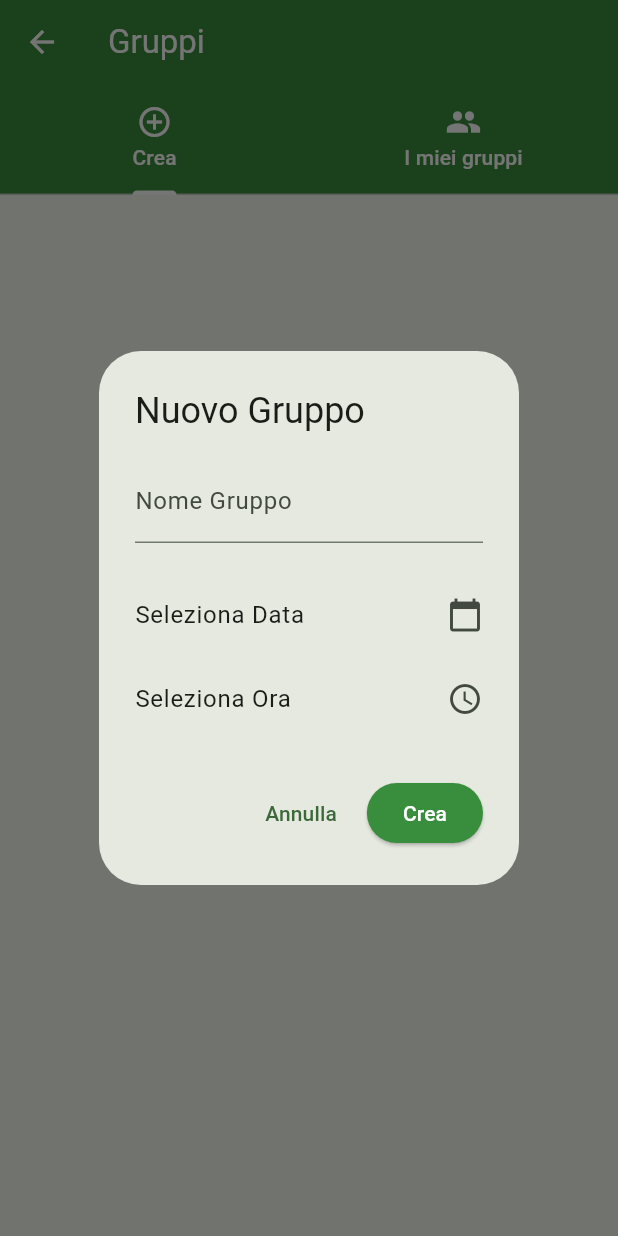
After one commit to fraper02/CityClean, a Flutter app: the GroupScreen screen opened directly, after a tap on "Crea un gruppo", on a phone screen of 412 x 824 dp. The commit adds this screen. Run offline on Flutter 3.47's test engine with Material 3 defaults, Android fonts, the phone set to English and light mode, and no system bars; our stand-ins replace flutter_dotenv, flutter_map, flutter_secure_storage, geolocator, image_picker, latlong2 and 1 more; missing offline and left inert: mobile_scanner; accounts and stored records are empty; Roboto replaces fonts that are missing (Poppins); statements that could not run were skipped.

Commit message:
Creazione pagina gruppi e gestione membri

```diff
--- a/lib/screens/create_event_screen.dart
+++ b/lib/screens/create_event_screen.dart
@@ -7,8 +7,9 @@ import 'package:cityclean/screens/location_picker_screen.dart';
 
 class CreateEventScreen extends StatefulWidget {
   final String userId;
+  final String? groupName;
 
-  const CreateEventScreen({super.key, required this.userId});
+  const CreateEventScreen({super.key, required this.userId, this.groupName});
 
   @override
   State<CreateEventScreen> createState() => _CreateEventScreenState();
@@ -85,6 +86,7 @@ class _CreateEventScreenState extends State<CreateEventScreen> {
     setState(() => _isSubmitting = true);
 
     try {
+      groupName: widget.groupName;
       await _reportService.createEvent(
         title: _titleController.text,
         description: _descController.text,
@@ -99,7 +101,7 @@ class _CreateEventScreenState extends State<CreateEventScreen> {
         ScaffoldMessenger.of(context).showSnackBar(
           const SnackBar(content: Text("Evento creato con successo!")),
         );
-        Navigator.pop(context); // Torna indietro
+        Navigator.pop(context);
       }
     } catch (e) {
       if (mounted) {
--- /dev/null
+++ b/lib/screens/group_screen.dart
@@ -0,0 +1,328 @@
+import 'package:flutter/material.dart';
+import 'package:flutter/services.dart';
+import 'package:intl/intl.dart';
+import 'package:latlong2/latlong.dart';
+import 'location_picker_screen.dart';
+
+import 'create_event_screen.dart';
+import '../services/storage_service.dart';
+
+class GroupModel {
+  final String name;
+  final String time;
+  final String date;
+  final String address;
+  final String inviteLink;
+  final bool isAdmin;
+  List<String> members;
+
+  GroupModel({
+    required this.name,
+    required this.time,
+    required this.date,
+    required this.address,
+    required this.inviteLink,
+    required this.isAdmin,
+    required this.members,
+  });
+}
+
+class GroupScreen extends StatefulWidget {
+  const GroupScreen({super.key});
+
+  @override
+  State<GroupScreen> createState() => _GroupScreenState();
+}
+
+class _GroupScreenState extends State<GroupScreen> {
+  List<GroupModel> myGroups = [];
+
+  final TextEditingController _nameController = TextEditingController();
+  final TextEditingController _addressController = TextEditingController();
+  TimeOfDay? _selectedTime;
+  DateTime? _selectedDate;
+
+  Future<void> _pickLocationFromMap() async {
+    final LatLng? result = await Navigator.push(
+      context,
+      MaterialPageRoute(builder: (context) => const LocationPickerScreen()),
+    );
+
+    if (result != null) {
+      setState(() {
+        _addressController.text = "Posizione GPS: ${result.latitude.toStringAsFixed(4)}, ${result.longitude.toStringAsFixed(4)}";
+      });
+    }
+  }
+
+  void _showCreateGroupDialog() {
+    showDialog(
+      context: context,
+      builder: (context) {
+        return StatefulBuilder(
+          builder: (context, setDialogState) {
+            return AlertDialog(
+              title: const Text("Nuovo Gruppo"),
+              content: SingleChildScrollView(
+                child: Column(
+                  mainAxisSize: MainAxisSize.min,
+                  children: [
+                    //Creazione gruppo
+                    TextField(
+                      controller: _nameController,
+                      decoration: const InputDecoration(labelText: "Nome Gruppo"),
+                    ),
+                    const SizedBox(height: 10),
+                    const SizedBox(height: 10),
+                    // Creazione Data
+                    ListTile(
+                      contentPadding: EdgeInsets.zero,
+                      title: Text(_selectedDate == null ? "Seleziona Data" : "Data: ${DateFormat('dd/MM/yyyy').format(_selectedDate!)}"),
+                      trailing: const Icon(Icons.calendar_today),
+                      onTap: () async {
+                        final picked = await showDatePicker(
+                          context: context, initialDate: DateTime.now(),
+                          firstDate: DateTime.now(), lastDate: DateTime(2030),
+                        );
+                        if (picked != null) setDialogState(() => _selectedDate = picked);
+                      },
+                    ),
+                    // Creazione ora
+                    ListTile(
+                      contentPadding: EdgeInsets.zero,
+                      title: Text(_selectedTime == null ? "Seleziona Ora" : "Ora: ${_selectedTime!.format(context)}"),
+                      trailing: const Icon(Icons.access_time),
+                      onTap: () async {
+                        final picked = await showTimePicker(context: context, initialTime: TimeOfDay.now());
+                        if (picked != null) setDialogState(() => _selectedTime = picked);
+                      },
+                    ),
+                  ],
+                ),
+              ),
+              actions: [
+                TextButton(onPressed: () => Navigator.pop(context), child: const Text("Annulla")),
+                ElevatedButton(
+                  onPressed: () {
+                    if (_nameController.text.isNotEmpty && _selectedTime != null && _selectedDate != null) {
+                      setState(() {
+                        myGroups.add(GroupModel(
+                          name: _nameController.text,
+                          address: _addressController.text,
+                          time: _selectedTime!.format(context),
+                          date: DateFormat('dd/MM/yyyy').format(_selectedDate!),
+                          inviteLink: "https://cityclean.app/invite/${myGroups.length + 123}",
+                          isAdmin: true,
+                          members: ["Tu (Admin)", "Marco R.", "Giulia B.", "Luca S."],
+                        ));
+                      });
+                      _nameController.clear();
+                      _addressController.clear();
+                      _selectedTime = null;
+                      _selectedDate = null;
+                      Navigator.pop(context);
+                    }
+                  },
+                  style: ElevatedButton.styleFrom(backgroundColor: Colors.green[700]),
+                  child: const Text("Crea", style: TextStyle(color: Colors.white)),
+                ),
+              ],
+            );
+          },
+        );
+      },
+    );
+  }
+
+  void _showGroupDetails(int index) {
+    final group = myGroups[index];
+
+    showDialog(
+      context: context,
+      builder: (context) {
+        return StatefulBuilder(
+          builder: (context, setDetailsState) {
+            return AlertDialog(
+              title: Row(
+                children: [
+                  Expanded(
+                    child: Text(group.name, overflow: TextOverflow.ellipsis),
+                  ),
+
+                  // Se l'utente è Admin, vede il bottone
+                  if (group.isAdmin) ...[
+                    const SizedBox(width: 8),
+                    ElevatedButton(
+                      style: ElevatedButton.styleFrom(
+                        backgroundColor: Colors.green[700],
+                        padding: const EdgeInsets.symmetric(horizontal: 10, vertical: 5),
+                        minimumSize: Size.zero,
+                        tapTargetSize: MaterialTapTargetSize.shrinkWrap,
+                      ),
+                      onPressed: () async {
+                        final userId = await StorageService.getUserId();
+
+                        if (userId != null && context.mounted) {
+                          Navigator.push(
+                            context,
+                            MaterialPageRoute(
+                              builder: (context) => CreateEventScreen(
+                                userId: userId,
+                                groupName: group.name,
+                              ),
+                            ),
+                          );
+                        } else if (context.mounted) {
+                          ScaffoldMessenger.of(context).showSnackBar(const SnackBar(content: Text("Errore utente non loggato")));
+                        }
+                      },
+                      child: const Text(
+                        "+ Evento",
+                        style: TextStyle(color: Colors.white, fontSize: 12),
+                      ),
+                    ),
+                  ]
+                ],
+              ),
+              content: SizedBox(
+                width: double.maxFinite,
+                child: Column(
+                  mainAxisSize: MainAxisSize.min,
+                  crossAxisAlignment: CrossAxisAlignment.start,
+                  children: [
+                    Text("📍 ${group.address}", style: const TextStyle(fontWeight: FontWeight.bold)),
+                    const SizedBox(height: 5),
+                    Text("📅 ${group.date} ore ${group.time}"),
+                    const Divider(),
+                    const Text("Partecipanti:", style: TextStyle(fontWeight: FontWeight.bold, fontSize: 16)),
+                    const SizedBox(height: 10),
+
+                    ListView.builder(
+                      shrinkWrap: true,
+                      itemCount: group.members.length,
+                      itemBuilder: (context, memberIndex) {
+                        final memberName = group.members[memberIndex];
+                        final isMe = memberIndex == 0;
+
+                        return ListTile(
+                          contentPadding: EdgeInsets.zero,
+                          leading: CircleAvatar(child: Text(memberName[0])),
+                          title: Text(memberName),
+                          trailing: group.isAdmin && !isMe
+                              ? IconButton(
+                            icon: const Icon(Icons.remove_circle, color: Colors.red),
+                            onPressed: () {
+                              setDetailsState(() {
+                                group.members.removeAt(memberIndex);
+                              });
+                              setState(() {});
+                            },
+                          )
+                              : null,
+                        );
+                      },
+                    ),
+                  ],
+                ),
+              ),
+              actions: [
+                TextButton(
+                  onPressed: () {
+                    setState(() {
+                      myGroups.removeAt(index);
+                    });
+                    Navigator.pop(context);
+                  },
+                  child: const Text("Esci dal gruppo", style: TextStyle(color: Colors.red)),
+                ),
+                ElevatedButton(
+                  onPressed: () => Navigator.pop(context),
+                  child: const Text("Chiudi"),
+                ),
+              ],
+            );
+          },
+        );
+      },
+    );
+  }
+
+  @override
+  Widget build(BuildContext context) {
+    return DefaultTabController(
+      length: 2,
+      child: Scaffold(
+        appBar: AppBar(
+          title: const Text("Gruppi"),
+          backgroundColor: Colors.green[700],
+          foregroundColor: Colors.white,
+          bottom: const TabBar(
+            indicatorColor: Colors.white,
+            labelColor: Colors.white,
+            unselectedLabelColor: Colors.white,
+            tabs: [
+              Tab(text: "Crea", icon: Icon(Icons.add_circle_outline, color: Colors.white)),
+              Tab(text: "I miei gruppi", icon: Icon(Icons.group, color: Colors.white)),
+            ],
+          ),
+        ),
+        body: TabBarView(
+          children: [
+            // TAB CREA
+            Center(
+              child: Column(
+                mainAxisAlignment: MainAxisAlignment.center,
+                children: [
+                  const Icon(Icons.volunteer_activism, size: 80, color: Colors.green),
+                  const SizedBox(height: 20),
+                  const Text("Organizza una pulizia di gruppo", style: TextStyle(fontSize: 16)),
+                  const SizedBox(height: 20),
+                  ElevatedButton.icon(
+                    onPressed: _showCreateGroupDialog,
+                    icon: const Icon(Icons.add),
+                    label: const Text("Crea un gruppo"),
+                    style: ElevatedButton.styleFrom(
+                      padding: const EdgeInsets.symmetric(horizontal: 40, vertical: 15),
+                      textStyle: const TextStyle(fontSize: 18),
+                    ),
+                  ),
+                ],
+              ),
+            ),
+
+            // TAB I MIEI GRUPPI
+            myGroups.isEmpty
+                ? const Center(child: Text("Non sei in nessun gruppo."))
+                : ListView.builder(
+              itemCount: myGroups.length,
+              itemBuilder: (context, index) {
+                final group = myGroups[index];
+                return Card(
+                  margin: const EdgeInsets.all(8.0),
+                  child: ListTile(
+                    onTap: () => _showGroupDetails(index),
+                    leading: CircleAvatar(
+                      backgroundColor: Colors.green[100],
+                      child: const Icon(Icons.group, color: Colors.green),
+                    ),
+                    title: Text(group.name, style: const TextStyle(fontWeight: FontWeight.bold)),
+                    subtitle: Text("📅 ${group.date} - ${group.members.length} partecipanti"),
+                    trailing: IconButton(
+                      icon: const Icon(Icons.share),
+                      onPressed: () {
+                        Clipboard.setData(ClipboardData(text: group.inviteLink));
+                        ScaffoldMessenger.of(context).showSnackBar(
+                          const SnackBar(content: Text("Link invito copiato!")),
+                        );
+                      },
+                    ),
+                  ),
+                );
+              },
+            ),
+          ],
+        ),
+      ),
+    );
+  }
+}
--- a/lib/screens/home_screen.dart
+++ b/lib/screens/home_screen.dart
@@ -11,6 +11,8 @@ import 'package:cityclean/screens/objectives_screen.dart';
 import 'package:cityclean/components/bottom_nav_bar.dart';
 import 'package:cityclean/screens/create_event_screen.dart'; // Importa la nuova schermata
 import 'package:flutter/material.dart';
+
+import 'group_screen.dart';
 
 class HomeScreen extends StatefulWidget {
   const HomeScreen({super.key});
@@ -266,6 +268,10 @@ class _HomeScreenState extends State<HomeScreen> with WidgetsBindingObserver {
         _buildFullWidthCard(Icons.flag_outlined, "I Miei Obiettivi", onTap: () {
            Navigator.push(context, MaterialPageRoute(builder: (context) => const ObjectivesScreen()));
         }),
+        const SizedBox(height: 15),
+        _buildFullWidthCard(Icons.group_outlined, "Gruppi", onTap: () {
+          Navigator.push(context, MaterialPageRoute(builder: (context) => const GroupScreen()));
+        }),
       ],
     );
   }
```
